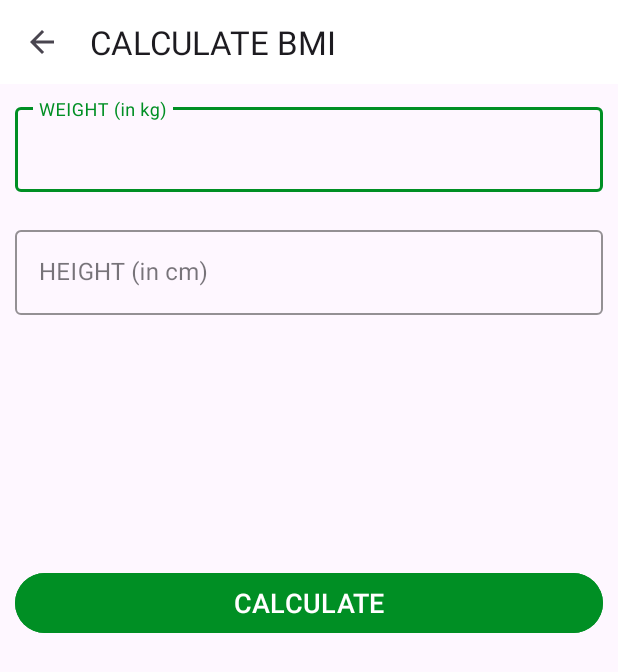
After one commit to Khavi18/WorkoutAppKotlin, an Android app: the BMIActivity screen opened directly, with no data from a screen before it, on a phone screen of 412 x 824 dp. The commit adds this screen. Shown: the top 672 px of the screen. Run offline under Robolectric (Android 15) with nearby library versions, the phone set to English and light mode, and no system bars.

Commit message:
feat: add bmi screen

```diff
--- a/app/src/main/AndroidManifest.xml
+++ b/app/src/main/AndroidManifest.xml
@@ -19,6 +19,9 @@
         android:theme="@style/Theme.WorkoutAppKotlin"
         tools:targetApi="31">
         <activity
+            android:name=".BMIActivity"
+            android:exported="false" />
+        <activity
             android:name=".FinishActivity"
             android:exported="false" />
         <activity
--- /dev/null
+++ b/app/src/main/java/com/example/workoutappkotlin/BMIActivity.kt
@@ -0,0 +1,105 @@
+package com.example.workoutappkotlin
+
+import android.os.Bundle
+import android.view.View
+import android.widget.Toast
+import androidx.activity.enableEdgeToEdge
+import androidx.appcompat.app.AppCompatActivity
+import androidx.core.view.ViewCompat
+import androidx.core.view.WindowInsetsCompat
+import com.example.workoutappkotlin.databinding.ActivityBmiBinding
+import java.math.BigDecimal
+import java.math.RoundingMode
+
+class BMIActivity : AppCompatActivity() {
+
+    private var binding: ActivityBmiBinding? = null
+
+
+    override fun onCreate(savedInstanceState: Bundle?) {
+        super.onCreate(savedInstanceState)
+        enableEdgeToEdge()
+        binding = ActivityBmiBinding.inflate(layoutInflater)
+        setContentView(binding?.root)
+        setSupportActionBar(binding?.toolbarBmiActivity)
+        ViewCompat.setOnApplyWindowInsetsListener(findViewById(R.id.main)) { v, insets ->
+            val systemBars = insets.getInsets(WindowInsetsCompat.Type.systemBars())
+            v.setPadding(systemBars.left, systemBars.top, systemBars.right, systemBars.bottom)
+            insets
+        }
+
+        if(supportActionBar != null) {
+            supportActionBar?.setDisplayHomeAsUpEnabled(true)
+            supportActionBar?.title = "CALCULATE BMI"
+        }
+        binding?.toolbarBmiActivity?.setNavigationOnClickListener {
+            onBackPressedDispatcher.onBackPressed()
+        }
+
+        binding?.btnCalculateUnits?.setOnClickListener {
+            if(validateMetricUnits()) {
+                val heightValue: Float = binding?.etMetricUnitHeight?.text.toString().toFloat() / 100
+                val weightValue: Float = binding?.etMetricUnitWeight?.text.toString().toFloat()
+
+                val bmi = weightValue / (heightValue*heightValue)
+                displayBMIResult(bmi)
+
+            } else {
+                Toast.makeText(this@BMIActivity, "Please enter valid values.", Toast.LENGTH_SHORT).show()
+            }
+        }
+    }
+
+    private fun displayBMIResult(bmi: Float) {
+
+        val bmiLabel: String
+        val bmiDescription: String
+
+        if(bmi.compareTo(15f) <= 0) {
+            bmiLabel = "Very Severely underweight"
+            bmiDescription = "Oops! You really need to take better care of yourself! Eat More!"
+        } else if (bmi.compareTo(15f) > 0 && bmi.compareTo(16f) <= 0) {
+            bmiLabel = "Severely underweight"
+            bmiDescription = "Oops! You really need to take better care of yourself! Eat More!"
+        } else if (bmi.compareTo(16f) > 0 && bmi.compareTo(16.5f) <= 0) {
+            bmiLabel = "Underweight"
+            bmiDescription = "Oops! You really need to take better care of yourself! Eat More!"
+        } else if (bmi.compareTo(18.5f) > 0 && bmi.compareTo(25f) <= 0) {
+            bmiLabel = "Normal"
+            bmiDescription = "Congratulations! You are in a good shape!"
+        } else if (bmi.compareTo(25f) > 0 && bmi.compareTo(30f) <= 0) {
+            bmiLabel = "Overweight"
+            bmiDescription = "Oops! You really need to take better care of yourself! Workout More!"
+        } else if (bmi.compareTo(30f) > 0 && bmi.compareTo(35f) <= 0) {
+            bmiLabel = "Obese Class | (Moderately obese)"
+            bmiDescription = "Oops! You really need to take better care of yourself! Workout More!"
+        } else if (bmi.compareTo(35f) > 0 && bmi.compareTo(40f) <= 0) {
+            bmiLabel = "Obese Class || (Severely obese)"
+            bmiDescription = "OMG! You are in a very dangerous condition! Act now!"
+        } else {
+            bmiLabel = "Obese Class ||| (Very Severely obese)"
+            bmiDescription = "OMG! You are in a very dangerous condition! Act now!"
+        }
+
+        val bmiValue = BigDecimal(bmi.toDouble()).setScale(2, RoundingMode.HALF_EVEN).toString()
+
+        binding?.llDisplayBMIResult?.visibility = View.VISIBLE
+        binding?.tvBMIValue?.text = bmiValue
+        binding?.tvBMIType?.text = bmiLabel
+        binding?.tvBMIDescription?.text = bmiDescription
+    }
+
+    private fun validateMetricUnits() : Boolean {
+        var isValid = true
+        if(binding?.etMetricUnitWeight?.text.toString().isEmpty() || binding?.etMetricUnitHeight?.text.toString().isEmpty()) {
+            isValid = false
+        }
+        return isValid
+    }
+
+    override fun onDestroy() {
+        super.onDestroy()
+
+        binding = null
+    }
+}
--- a/app/src/main/java/com/example/workoutappkotlin/MainActivity.kt
+++ b/app/src/main/java/com/example/workoutappkotlin/MainActivity.kt
@@ -30,6 +30,12 @@
             startActivity(intent)
 
         }
+
+        binding?.flBMI?.setOnClickListener {
+            val intent = Intent(this, BMIActivity::class.java)
+            startActivity(intent)
+
+        }
     }
 
     override fun onDestroy() {
--- /dev/null
+++ b/app/src/main/res/layout/activity_bmi.xml
@@ -0,0 +1,119 @@
+<?xml version="1.0" encoding="utf-8"?>
+<RelativeLayout xmlns:android="http://schemas.android.com/apk/res/android"
+    xmlns:app="http://schemas.android.com/apk/res-auto"
+    xmlns:tools="http://schemas.android.com/tools"
+    android:id="@+id/main"
+    android:layout_width="match_parent"
+    android:layout_height="match_parent"
+    tools:context=".BMIActivity">
+
+    <androidx.appcompat.widget.Toolbar
+        android:id="@+id/toolbarBmiActivity"
+        android:layout_width="match_parent"
+        android:layout_height="?android:attr/actionBarSize"
+        android:background="@color/white"/>
+
+    <com.google.android.material.textfield.TextInputLayout
+        android:id="@+id/tilMetricUnitWeight"
+        android:layout_below="@id/toolbarBmiActivity"
+        android:layout_width="match_parent"
+        android:layout_height="wrap_content"
+        android:layout_margin="10dp"
+        app:boxStrokeColor="@color/colorAccent"
+        app:hintTextColor="@color/colorAccent"
+        style="@style/Widget.MaterialComponents.TextInputLayout.OutlinedBox">
+
+        <androidx.appcompat.widget.AppCompatEditText
+            android:id="@+id/etMetricUnitWeight"
+            android:layout_width="match_parent"
+            android:layout_height="wrap_content"
+            android:hint="@string/weight_in_kg"
+            android:inputType="numberDecimal"
+            android:textSize="16sp"/>
+
+
+    </com.google.android.material.textfield.TextInputLayout>
+
+    <com.google.android.material.textfield.TextInputLayout
+        android:id="@+id/tilMetricUnitHeight"
+        android:layout_width="match_parent"
+        android:layout_height="wrap_content"
+        android:layout_margin="10dp"
+        android:layout_below="@id/tilMetricUnitWeight"
+        app:boxStrokeColor="@color/colorAccent"
+        app:hintTextColor="@color/colorAccent"
+        style="@style/Widget.MaterialComponents.TextInputLayout.OutlinedBox">
+
+        <androidx.appcompat.widget.AppCompatEditText
+            android:id="@+id/etMetricUnitHeight"
+            android:layout_width="match_parent"
+            android:layout_height="wrap_content"
+            android:hint="@string/height_in_cm"
+            android:inputType="numberDecimal"
+            android:textSize="16sp"/>
+
+    </com.google.android.material.textfield.TextInputLayout>
+
+    <LinearLayout
+        android:layout_width="match_parent"
+        android:layout_height="wrap_content"
+        android:id="@+id/llDisplayBMIResult"
+        android:padding="10dp"
+        android:layout_below="@id/tilMetricUnitHeight"
+        android:layout_marginTop="16dp"
+        android:orientation="vertical"
+        android:visibility="invisible"
+        tools:visibility="visible">
+
+        <TextView
+            android:id="@+id/tvYourBMI"
+            android:layout_width="match_parent"
+            android:layout_height="wrap_content"
+            android:gravity="center"
+            android:text="@string/your_bmi"
+            android:textAllCaps="true"
+            android:textSize="16sp" />
+
+        <TextView
+            android:id="@+id/tvBMIValue"
+            android:layout_width="match_parent"
+            android:layout_height="wrap_content"
+            android:layout_marginTop="5dp"
+            android:gravity="center"
+            android:textStyle="bold"
+            android:textSize="18sp"
+            tools:text="15.00"/>
+
+        <TextView
+            android:id="@+id/tvBMIType"
+            android:layout_width="match_parent"
+            android:layout_height="wrap_content"
+            android:layout_marginTop="5dp"
+            android:gravity="center"
+            android:textSize="18sp"
+            tools:text="Normal"/>
+
+        <TextView
+            android:id="@+id/tvBMIDescription"
+            android:layout_width="match_parent"
+            android:layout_height="wrap_content"
+            android:layout_marginTop="5dp"
+            android:gravity="center"
+            android:textSize="18sp"
+            tools:text="Normal"/>
+
+    </LinearLayout>
+
+    <Button
+        android:layout_width="match_parent"
+        android:layout_height="wrap_content"
+        android:id="@+id/btnCalculateUnits"
+        android:layout_margin="10dp"
+        android:layout_marginTop="35dp"
+        android:layout_below="@id/llDisplayBMIResult"
+        android:layout_gravity="bottom"
+        android:backgroundTint="@color/colorAccent"
+        android:text="@string/calculate"
+        android:textColor="@color/white"
+        android:textSize="18sp"/>
+</RelativeLayout>
--- a/app/src/main/res/layout/activity_finish.xml
+++ b/app/src/main/res/layout/activity_finish.xml
@@ -61,7 +61,7 @@
         android:layout_height="wrap_content"
         android:text="@string/finish"
         android:layout_marginTop="40dp"
-        android:background="@color/colorPrimary"/>
+        android:backgroundTint="@color/colorAccent"/>
 
 
 </LinearLayout>
--- a/app/src/main/res/layout/dialog_custom_back_confirmation.xml
+++ b/app/src/main/res/layout/dialog_custom_back_confirmation.xml
@@ -33,6 +33,7 @@
             android:layout_height="wrap_content"
             android:layout_marginEnd="10dp"
             android:layout_weight="1"
+            android:backgroundTint="@color/colorAccent"
             android:text="@string/yes"/>
 
         <Button
@@ -40,6 +41,7 @@
             android:layout_width="wrap_content"
             android:layout_height="wrap_content"
             android:layout_weight="1"
+            android:backgroundTint="@color/colorAccent"
             android:text="@string/no"/>
     </LinearLayout>
 
--- a/app/src/main/res/values/strings.xml
+++ b/app/src/main/res/values/strings.xml
@@ -12,4 +12,9 @@
     <string name="this_will_stop_your_workout_you_ve_come_this_far_are_you_sure_you_want_to_quit">This will stop your workout. You\'ve come this far, are you sure you want to quit?</string>
     <string name="yes">YES</string>
     <string name="no">NO</string>
+    <string name="bmi">BMI</string>
+    <string name="weight_in_kg">WEIGHT (in kg)</string>
+    <string name="height_in_cm">HEIGHT (in cm)</string>
+    <string name="your_bmi">YOUR BMI</string>
+    <string name="calculate">CALCULATE</string>
 </resources>
```
Also changed, not shown: app/src/main/res/layout/activity_main.xml (+34 -0 lines).
